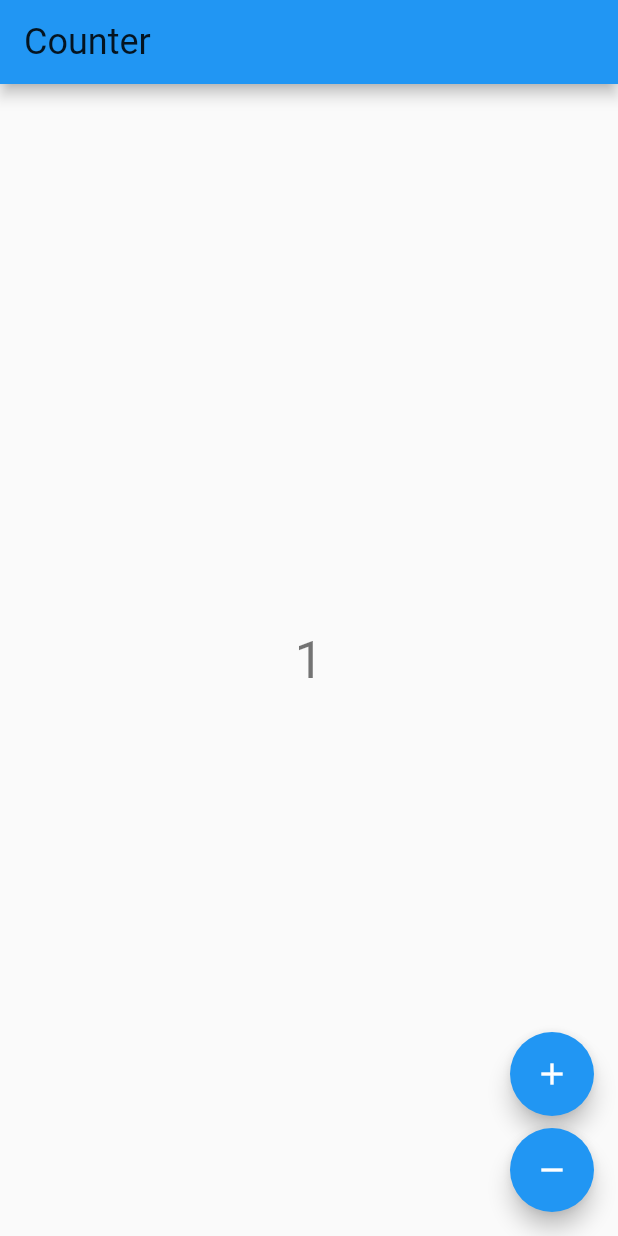
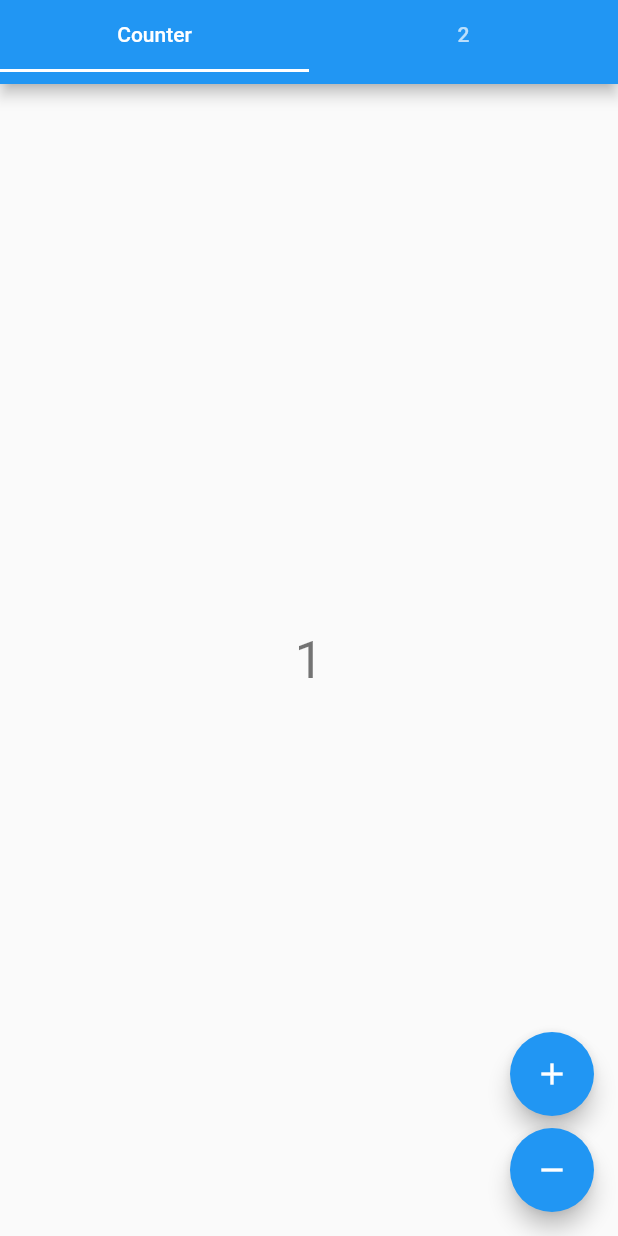
Before and after one commit to aditdiqdpratama/f_bloc, a Flutter app: the screen it shows after launch, after a tap on the "add" icon, on a phone screen of 412 x 824 dp. Run offline on Flutter 3.47's test engine with Material 2 defaults, Android fonts, the light colour scheme and no system bars; our stand-ins replace bloc, equatable, flutter_bloc.

Commit message:
feat(bloc): tab view

```diff
--- a/lib/counter/view/counter_page.dart
+++ b/lib/counter/view/counter_page.dart
@@ -3,15 +3,28 @@ import 'package:flutter/material.dart';
 import 'package:flutter_bloc/flutter_bloc.dart';
 
 import '../counter.dart';
+import '../counter_observer.dart';
 
-class CounterPage extends StatelessWidget {
+class CounterPage extends StatefulWidget {
   const CounterPage({Key? key}) : super(key: key);
+
+  @override
+  State<CounterPage> createState() => _CounterPageState();
+}
+
+class _CounterPageState extends State<CounterPage> {
+
+  @override
+  void initState() {
+    super.initState();
+    Bloc.observer = CounterObserver();
+  }
 
   @override
   Widget build(BuildContext context) {
     return BlocProvider(
       create: (_) => CounterCubit(),
-      child: CounterView(),
+      child: const CounterView(),
     );
   }
 }
--- a/lib/counter/view/counter_view.dart
+++ b/lib/counter/view/counter_view.dart
@@ -10,12 +10,6 @@ class CounterView extends StatelessWidget {
     final _textTheme = Theme.of(context).textTheme;
 
     return Scaffold(
-      appBar: AppBar(
-        title: Text(
-          'Counter',
-          style: _textTheme.headline5,
-        ),
-      ),
       body: Center(
         child: BlocBuilder<CounterCubit, int>(builder: (context, state) {
           return Text(
--- a/lib/main.dart
+++ b/lib/main.dart
@@ -1,6 +1,4 @@
-import 'package:bloc/bloc.dart';
-import 'package:f_bloc/counter/app.dart';
-import 'package:f_bloc/counter/counter_observer.dart';
+import 'package:f_bloc/counter/counter.dart';
 import 'package:flutter/material.dart';
 import 'package:logging/logging.dart';
 
@@ -11,6 +9,38 @@ void main() {
         '${event.loggerName} ${event.level.name}: ${event.time} ${event.message}');
   });
 
-  Bloc.observer = CounterObserver();
-  runApp(const CounterApp());
+  runApp(const App());
 }
+
+class App extends StatelessWidget {
+  const App({Key? key}) : super(key: key);
+
+  @override
+  Widget build(BuildContext context) {
+    return MaterialApp(
+        title: 'Bloc App',
+        home: Center(
+            child: DefaultTabController(
+          length: 2,
+          child: Scaffold(
+              appBar: AppBar(
+                flexibleSpace: const TabBar(tabs: [
+                  Tab(
+                    child: Text('Counter'),
+                  ),
+                  Tab(
+                    child: Text('2'),
+                  )
+                ]),
+              ),
+              body: const TabBarView(
+                children: [
+                  CounterPage(),
+                  Center(
+                    child: Text('2'),
+                  )
+                ],
+              )),
+        )));
+  }
+}
```
Also changed, not shown: lib/counter/counter_app.dart (renamed from lib/counter/app.dart).
